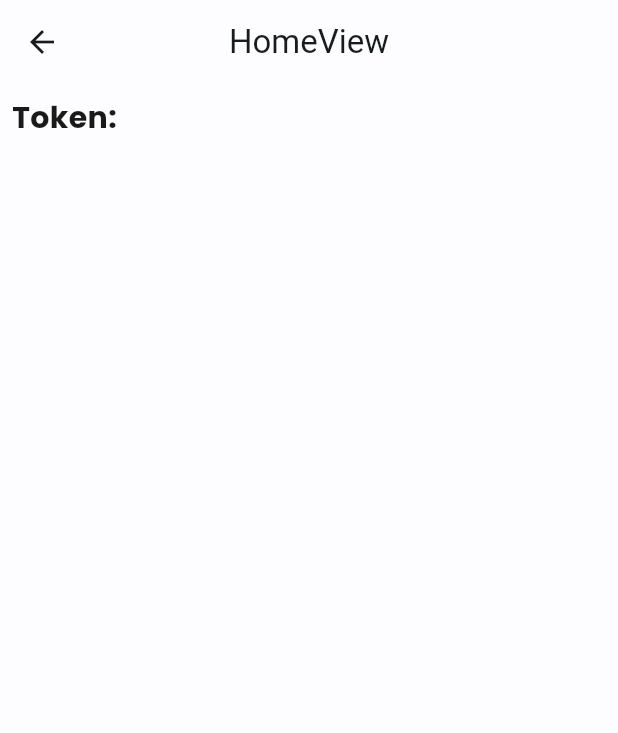
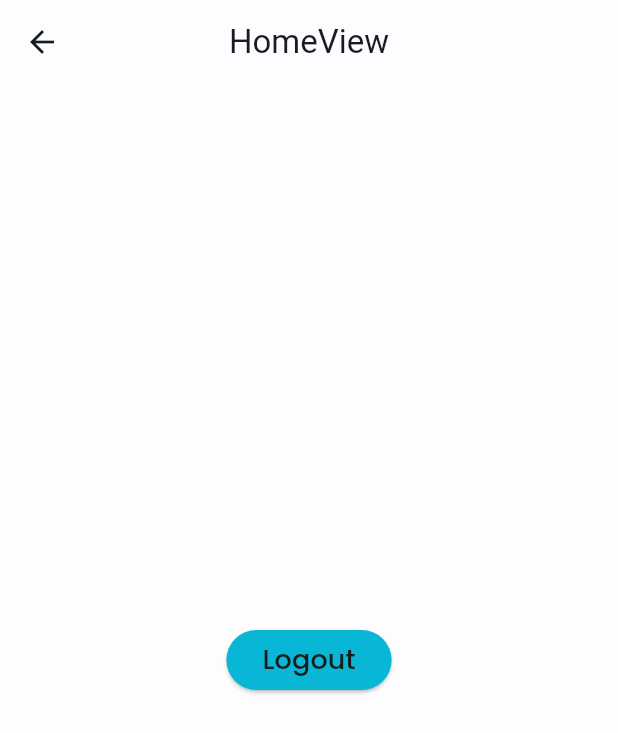
Before and after one commit to Kelompok-6-Capstone-Alterra-2024/mental-health-care-mobile, a Flutter app: the HomeView screen opened by its route, on a phone screen of 412 x 824 dp. Shown: the top 733 px of the screen. Run offline on Flutter 3.47's test engine with Material 3 defaults, Android fonts, the phone set to English and light mode, and no system bars; our stand-ins replace dio, flutter_otp_text_field, flutter_svg, gap, get, get_storage and 1 more; accounts and stored records are empty.

Commit message:
refactor: Update HomeController to handle logout functionality

```diff
--- a/lib/app/modules/home/views/home_view.dart
+++ b/lib/app/modules/home/views/home_view.dart
@@ -1,9 +1,7 @@
 import 'package:flutter/material.dart';
-import 'package:gap/gap.dart';
 import 'package:get/get.dart';
 
 import '../../../../constant/constant.dart';
-import '../../../data/services/auth_service.dart';
 import '../controllers/home_controller.dart';
 
 class HomeView extends GetView<HomeController> {
@@ -15,26 +13,21 @@ class HomeView extends GetView<HomeController> {
         title: const Text('HomeView'),
         centerTitle: true,
       ),
-      body: Padding(
-        padding: const EdgeInsets.all(8.0),
-        child: Column(
-          children: [
-            Text(
-              'Token:',
-              style: bold.copyWith(
-                fontSize: 20,
-                color: Neutral.dark1,
-              ),
+      body: Center(
+        child: ElevatedButton(
+          onPressed: () {
+            controller.logout();
+          },
+          style: ElevatedButton.styleFrom(
+            backgroundColor: Primary.mainColor,
+          ),
+          child: Text(
+            'Logout',
+            style: medium.copyWith(
+              fontSize: 18,
+              color: Neutral.dark1,
             ),
-            const Gap(20),
-            Text(
-              '${AuthService.token}',
-              style: medium.copyWith(
-                fontSize: 18,
-                color: Neutral.dark1,
-              ),
-            ),
-          ],
+          ),
         ),
       ),
     );
```
Also changed, not shown: lib/app/modules/home/controllers/home_controller.dart (+11 -17 lines).
